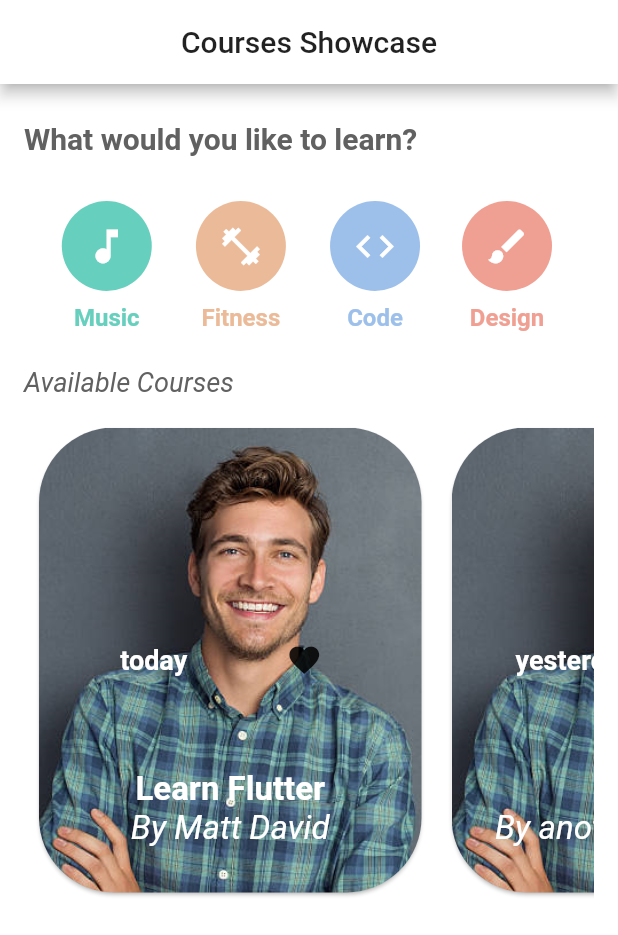
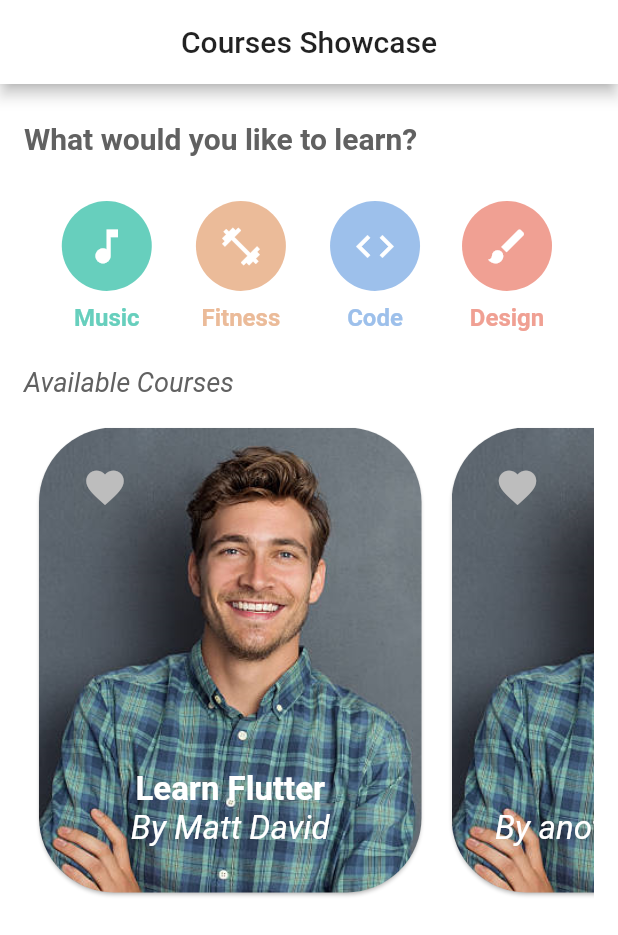
Before and after one commit to oussamabonnor1/flutter_design_showcase, a Flutter app: the CoursesScene screen opened directly, after a tap on the "favorite" icon, on a phone screen of 412 x 824 dp. Shown: the top 935 px of the screen. Run offline on Flutter 3.47's test engine with Material 2 defaults, Android fonts, the phone set to English and light mode, and no system bars.

Commit message:
adding liking function to card

```diff
--- a/lib/CoursesScene/Course.dart
+++ b/lib/CoursesScene/Course.dart
@@ -6,6 +6,7 @@ class Course{
   String teacherImage;
   String date;
   Color color;
+  bool liked;
 
-  Course({this.course, this.teacher, this.date, this.color, this.teacherImage});
+  Course({this.course, this.teacher, this.date, this.color, this.teacherImage, this.liked});
 }
--- a/lib/CoursesScene/CourseCard.dart
+++ b/lib/CoursesScene/CourseCard.dart
@@ -2,11 +2,16 @@ import 'package:flutter/material.dart';
 
 import 'Course.dart';
 
-class CourseCard extends StatelessWidget {
+class CourseCard extends StatefulWidget {
   final Course course;
 
   const CourseCard({this.course});
 
+  @override
+  _CourseCardState createState() => _CourseCardState();
+}
+
+class _CourseCardState extends State<CourseCard> {
   @override
   Widget build(BuildContext context) {
     return Container(
@@ -22,40 +27,36 @@ class CourseCard extends StatelessWidget {
           fit: StackFit.expand,
           children: <Widget>[
             Image(
-              image: AssetImage(course.teacherImage),
+              image: AssetImage(widget.course.teacherImage),
               fit: BoxFit.cover,
             ),
-            Row(
-              crossAxisAlignment: CrossAxisAlignment.start,
-              mainAxisAlignment: MainAxisAlignment.spaceEvenly,
-              children: <Widget>[
-                Center(
-                  child: Text(
-                    course.date,
-                    style: TextStyle(
-                      fontSize: 18,
-                      color: Colors.white,
-                      fontWeight: FontWeight.bold,
-                    ),
-                    softWrap: true,
-                  ),
-                ),
-                Center(
-                  child: IconButton(
+            Padding(
+              padding: const EdgeInsets.fromLTRB(20, 16, 16, 20),
+              child: Row(
+                crossAxisAlignment: CrossAxisAlignment.start,
+                mainAxisAlignment: MainAxisAlignment.start,
+                children: <Widget>[
+                  IconButton(
                     icon: Icon(
                       Icons.favorite,
+                      color: widget.course.liked ? Colors.redAccent : Colors.grey[400],
+                      size: 30,
                     ),
-                    onPressed: () {},
+                    onPressed: () {
+                      setState(() {
+                        widget.course.liked = !widget.course.liked;
+                      });
+                    },
                   ),
-                ),
-              ],
+                ],
+              ),
             ),
             Column(
               mainAxisAlignment: MainAxisAlignment.end,
               children: <Widget>[
                 Center(
                   child: Text(
-                    course.course,
+                    widget.course.course,
                     style: TextStyle(
                       fontSize: 22,
                       color: Colors.white,
@@ -66,7 +67,7 @@ class CourseCard extends StatelessWidget {
                 ),
                 Center(
                   child: Text(
-                    "By " + course.teacher,
+                    "By " + widget.course.teacher,
                     style: TextStyle(
                       fontSize: 22,
                       color: Colors.white,
--- a/lib/CoursesScene/courses_scene.dart
+++ b/lib/CoursesScene/courses_scene.dart
@@ -17,6 +17,7 @@ class _CoursesSceneState extends State<CoursesScene> {
       date: "today",
       color: colors[0],
       teacherImage: "images/dude1.jpg",
+      liked: true,
     ),
     Course(
       course: "STUFF",
@@ -24,6 +25,7 @@ class _CoursesSceneState extends State<CoursesScene> {
       date: "yesterday",
       color: colors[1],
       teacherImage: "images/dude1.jpg",
+      liked: false,
     ),
     Course(
       course: "Haja",
@@ -31,6 +33,7 @@ class _CoursesSceneState extends State<CoursesScene> {
       date: "tomorrow",
       color: colors[2],
       teacherImage: "images/dude1.jpg",
+      liked: true,
     ),
   ];
 
```
